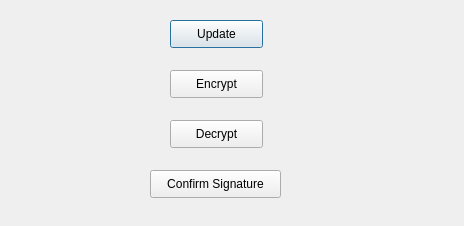
Old version of the form Functions.ui in the repository minhhuy00600/ANMT_Project1.
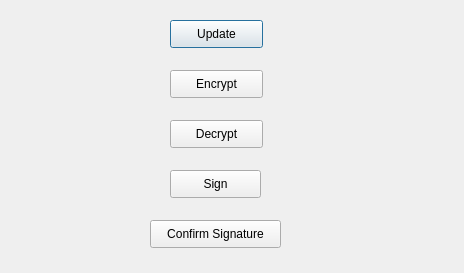
New version of the form.

Commit message: Bổ sung mẫu UI

```diff
--- a/Functions.ui
+++ b/Functions.ui
@@ -7,7 +7,7 @@
     <x>0</x>
     <y>0</y>
     <width>464</width>
-    <height>226</height>
+    <height>273</height>
    </rect>
   </property>
   <property name="windowTitle">
@@ -56,7 +56,7 @@
    <property name="geometry">
     <rect>
      <x>150</x>
-     <y>170</y>
+     <y>220</y>
      <width>131</width>
      <height>28</height>
     </rect>
@@ -65,6 +65,19 @@
     <string>Confirm Signature</string>
    </property>
   </widget>
+  <widget class="QPushButton" name="SignButton">
+   <property name="geometry">
+    <rect>
+     <x>170</x>
+     <y>170</y>
+     <width>91</width>
+     <height>28</height>
+    </rect>
+   </property>
+   <property name="text">
+    <string>Sign</string>
+   </property>
+  </widget>
  </widget>
  <resources/>
  <connections/>
```
The commit also changes 2 other files.
